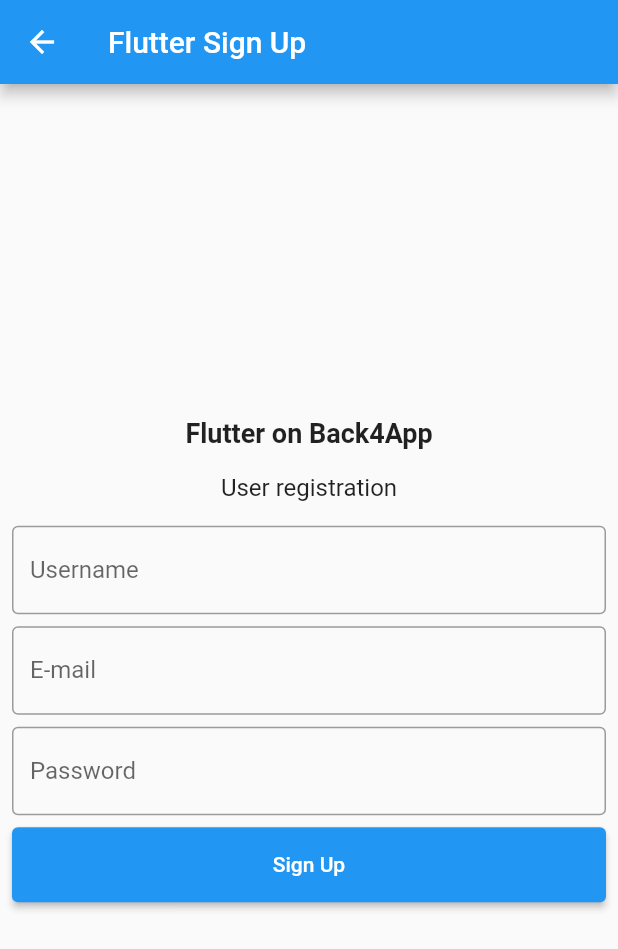
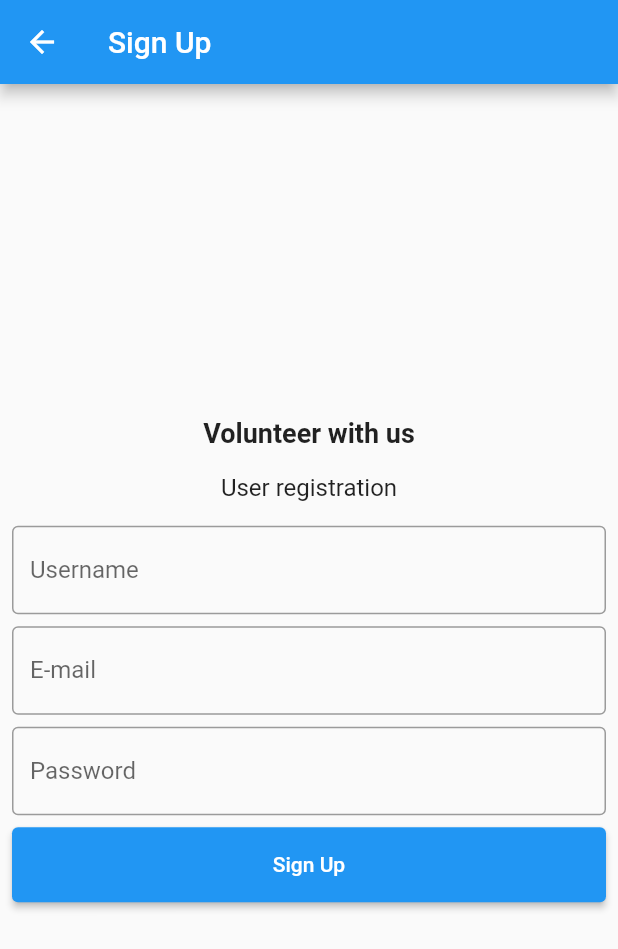
Before and after one commit to AlexandraDamaschin/SkipToTheFuture-Frontend, a Flutter app: the screen it shows after launch, after a tap on "Sign Up", on a phone screen of 412 x 824 dp. Shown: the top 949 px of the screen. Run offline on Flutter 3.47's test engine with Material 2 defaults, Android fonts, the phone set to English and light mode, and no system bars; our stand-ins replace parse_server_sdk_flutter; network calls fail.

Commit message:
Define theme & fix text

```diff
--- a/lib/login/login.dart
+++ b/lib/login/login.dart
@@ -29,7 +29,7 @@ class _LoginPageState extends State<LoginPage> {
               crossAxisAlignment: CrossAxisAlignment.stretch,
               children: [
                 Center(
-                  child: const Text('Flutter on Back4App',
+                  child: const Text('Volunteer with us',
                       style:
                           TextStyle(fontSize: 18, fontWeight: FontWeight.bold)),
                 ),
--- a/lib/main.dart
+++ b/lib/main.dart
@@ -19,6 +19,14 @@ void main() async {
     theme: ThemeData(
       primarySwatch: Colors.blue,
       visualDensity: VisualDensity.adaptivePlatformDensity,
+      primaryColor: Colors.lightBlue[800],
+      accentColor: Colors.cyan[600],
+      fontFamily: 'Georgia',
+      textTheme: TextTheme(
+        headline1: TextStyle(fontSize: 72.0, fontWeight: FontWeight.bold),
+        headline6: TextStyle(fontSize: 36.0, fontStyle: FontStyle.italic),
+        bodyText2: TextStyle(fontSize: 14.0, fontFamily: 'Hind'),
+      ),
     ),
     home: MyApp(),
   ));
--- a/lib/register/register.dart
+++ b/lib/register/register.dart
@@ -16,7 +16,7 @@ class _RegisterPageState extends State<RegisterPage> {
   Widget build(BuildContext context) {
     return Scaffold(
         appBar: AppBar(
-          title: const Text('Flutter Sign Up'),
+          title: const Text('Sign Up'),
         ),
         body: Center(
           child: SingleChildScrollView(
@@ -25,7 +25,7 @@ class _RegisterPageState extends State<RegisterPage> {
               crossAxisAlignment: CrossAxisAlignment.stretch,
               children: [
                 Center(
-                  child: const Text('Flutter on Back4App',
+                  child: const Text('Volunteer with us',
                       style:
                           TextStyle(fontSize: 18, fontWeight: FontWeight.bold)),
                 ),
--- a/lib/user/user_info.dart
+++ b/lib/user/user_info.dart
@@ -20,6 +20,7 @@ class _UserInfoPageState extends State<UserInfoPage> {
   @override
   Widget build(BuildContext context) {
     void doUserLogout() async {
+      ParseUser currentUser = await ParseUser.currentUser() as ParseUser;
       var response = await currentUser.logout();
       if (response.success) {
         Message.showSuccess(
```
